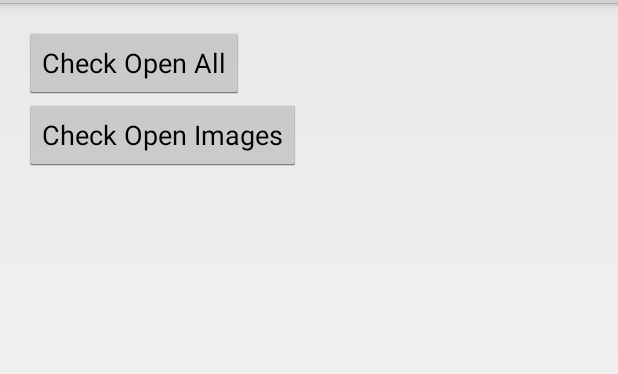
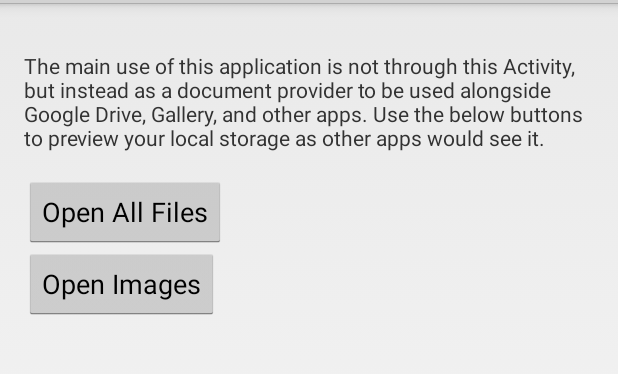
Before and after one commit to ianhanniballake/LocalStorage, an Android app: the screen it shows after launch (MainActivity), on a phone screen of 412 x 824 dp, the part 69-443 px from its top. Run offline under Robolectric (Android 15) with nearby library versions, the phone set to English and light mode, and no system bars.

Commit message:
Adds description to layout, refactors dimensions

```diff
--- a/LocalStorage/src/main/java/com/ianhanniballake/localstorage/MainActivity.java
+++ b/LocalStorage/src/main/java/com/ianhanniballake/localstorage/MainActivity.java
@@ -19,7 +19,7 @@ public class MainActivity extends Activity {
     protected void onCreate(Bundle savedInstanceState) {
         super.onCreate(savedInstanceState);
         setContentView(R.layout.activity_main);
-        Button openAll = (Button) findViewById(R.id.check_open_all);
+        Button openAll = (Button) findViewById(R.id.open_all_files);
         openAll.setOnClickListener(new View.OnClickListener() {
             @Override
             public void onClick(View v) {
@@ -29,7 +29,7 @@ public class MainActivity extends Activity {
                 startActivityForResult(intent, READ_REQUEST_CODE);
             }
         });
-        Button openImages = (Button) findViewById(R.id.check_open_images);
+        Button openImages = (Button) findViewById(R.id.open_images);
         openImages.setOnClickListener(new View.OnClickListener() {
             @Override
             public void onClick(View v) {
--- a/LocalStorage/src/main/res/layout/activity_main.xml
+++ b/LocalStorage/src/main/res/layout/activity_main.xml
@@ -9,22 +9,29 @@
               android:orientation="vertical"
               tools:context=".MainActivity">
 
+    <TextView
+        android:layout_height="wrap_content"
+        android:layout_width="match_parent"
+        android:paddingTop="@dimen/padding_vertical"
+        android:paddingBottom="@dimen/padding_vertical"
+        android:text="@string/description"/>
+
     <Button
-        android:id="@+id/check_open_all"
-        android:text="@string/check_open_all"
+        android:id="@+id/open_all_files"
+        android:text="@string/open_all_files"
         android:layout_width="wrap_content"
         android:layout_height="wrap_content"/>
 
     <Button
-        android:id="@+id/check_open_images"
-        android:text="@string/check_open_images"
+        android:id="@+id/open_images"
+        android:text="@string/open_images"
         android:layout_height="wrap_content"
         android:layout_width="wrap_content"/>
 
     <TextView
         android:id="@+id/returned_name"
-        android:paddingTop="16dp"
-        android:paddingBottom="16dp"
+        android:paddingTop="@dimen/padding_vertical"
+        android:paddingBottom="@dimen/padding_vertical"
         android:layout_height="wrap_content"
         android:layout_width="match_parent"/>
 
--- a/LocalStorage/src/main/res/values/dimens.xml
+++ b/LocalStorage/src/main/res/values/dimens.xml
@@ -2,5 +2,6 @@
     <!-- Default screen margins, per the Android Design guidelines. -->
     <dimen name="activity_horizontal_margin">16dp</dimen>
     <dimen name="activity_vertical_margin">16dp</dimen>
+    <dimen name="padding_vertical">16dp</dimen>
 
 </resources>
--- a/LocalStorage/src/main/res/values/strings.xml
+++ b/LocalStorage/src/main/res/values/strings.xml
@@ -2,9 +2,9 @@
 <resources>
 
     <string name="app_name">Local Storage</string>
+    <string name="description">The main use of this application is not through this Activity, but instead as a document provider to be used alongside Google Drive, Gallery, and other apps. Use the below buttons to preview your local storage as other apps would see it.</string>
     <string name="home">Home</string>
-    <string name="check_open_all">Check Open All</string>
-    <string name="check_open_images">Check Open Images</string>
+    <string name="open_all_files">Open All Files</string>
+    <string name="open_images">Open Images</string>
     <string name="action_settings">Settings</string>
-
 </resources>
```
